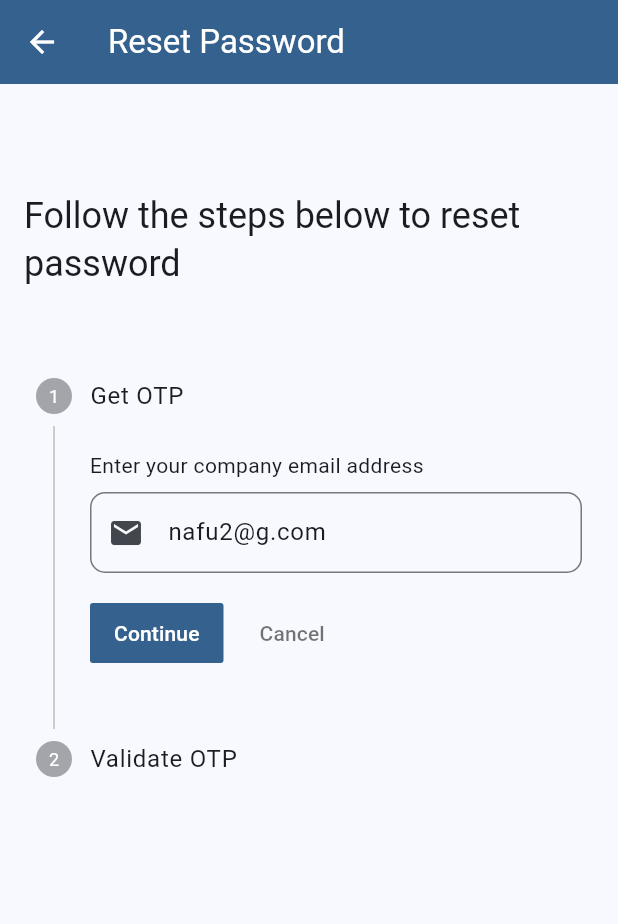
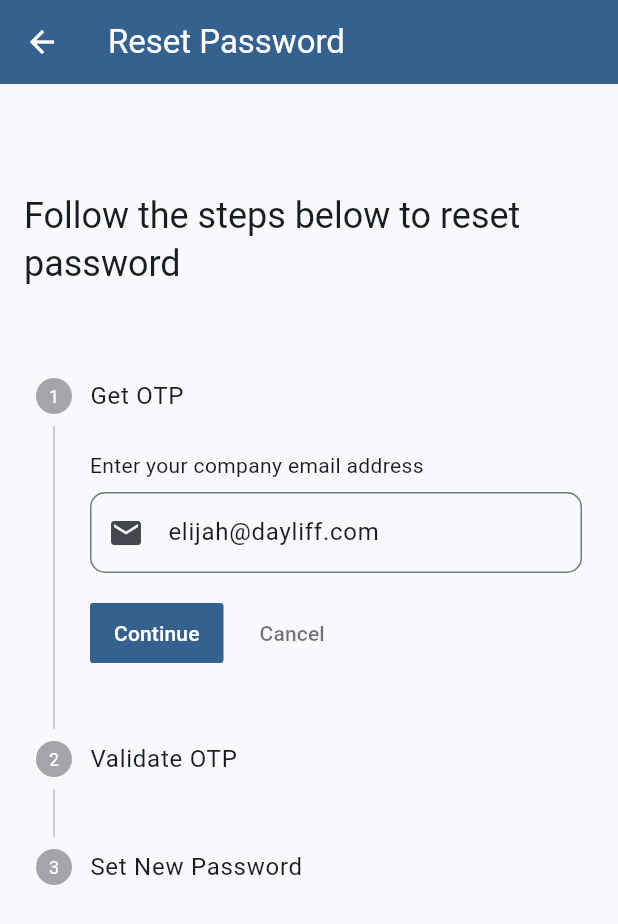
Before and after one commit to owidi-001/dayliff_group4, a Flutter app: the screen it shows after launch, after a tap on "Forgot password?", on a phone screen of 412 x 824 dp. Shown: the top 924 px of the screen. Run offline on Flutter 3.47's test engine with Material 3 defaults, Android fonts, the phone set to English and light mode, and no system bars; our stand-ins replace bloc, cached_network_image, date_picker_timeline, dio, equatable, flutter_bloc and 11 more; missing offline and left inert: android_intent_plus, dio_http_formatter, flutter_polyline_points, geolocator_platform_interface, syncfusion_flutter_signaturepad; accounts and stored records are empty; project files that could hold a hidden picture were left out.

Commit message:
checkout and password resets

```diff
--- a/lib/features/auth/login.dart
+++ b/lib/features/auth/login.dart
@@ -62,22 +62,22 @@ class _LoginState extends State<Login> {
                 SizedBox(
                   height: AppBar().preferredSize.height,
                 ),
-                // Container(
-                //   height: 120,
-                //   width: 120,
-                //   decoration: const BoxDecoration(
-                //     color: Colors.transparent,
-                //   ),
-                //   child: const ClipRRect(
-                //     child: Image(
-                //       image: AssetImage('assets/logo.png'),
-                //       fit: BoxFit.cover,
-                //     ),
-                //   ),
-                // ),
-                // const SizedBox(
-                //   height: 16,
-                // ),
+                Container(
+                  height: 120,
+                  width: 120,
+                  decoration: const BoxDecoration(
+                    color: Colors.transparent,
+                  ),
+                  child: const ClipRRect(
+                    child: Image(
+                      image: AssetImage('assets/logo.png'),
+                      fit: BoxFit.cover,
+                    ),
+                  ),
+                ),
+                const SizedBox(
+                  height: 16,
+                ),
                 Text(
                   "Welcome!",
                   style: Theme.of(context).textTheme.headlineSmall,
--- a/lib/features/auth/reset_password.dart
+++ b/lib/features/auth/reset_password.dart
@@ -16,6 +16,7 @@ class _ResetPasswordState extends State<ResetPassword> {
   final formKey = GlobalKey<FormState>();
   final emailController = TextEditingController();
   final otpController = TextEditingController();
+  final passwordController = TextEditingController();
   bool obsecurePass = true;
   int _index = 0;
 
@@ -24,7 +25,7 @@ class _ResetPasswordState extends State<ResetPassword> {
     super.initState();
 
     setState(() {
-      emailController.text = "nafu2@g.com";
+      emailController.text = "elijah@dayliff.com";
       // otpController.text = "password";
     });
   }
@@ -176,6 +177,38 @@ class _ResetPasswordState extends State<ResetPassword> {
                           ],
                         ),
                       ),
+                      Step(
+                        title: const Text('Set New Password'),
+                        content: Column(
+                          mainAxisSize: MainAxisSize.min,
+                          children: [
+                            Row(
+                              mainAxisAlignment: MainAxisAlignment.center,
+                              children: [
+                                TextField(
+                                  controller: passwordController,
+                                  obscureText: obsecurePass,
+                                  decoration: InputDecoration(
+                                      prefixIcon: const Icon(Icons.password),
+                                      suffix: GestureDetector(
+                                          onTap: () => setState(() {
+                                                obsecurePass = !obsecurePass;
+                                              }),
+                                          child: Icon(obsecurePass
+                                              ? Icons.visibility
+                                              : Icons.visibility_off)),
+                                      contentPadding: const EdgeInsets.fromLTRB(
+                                          20, 15, 20, 15),
+                                      hintText: "Password",
+                                      border: OutlineInputBorder(
+                                        borderRadius: BorderRadius.circular(16),
+                                      )),
+                                ),
+                              ],
+                            ),
+                          ],
+                        ),
+                      ),
                     ],
                   ),
                 ),
--- a/lib/features/dashboard/components/checkout/steps/comments.dart
+++ b/lib/features/dashboard/components/checkout/steps/comments.dart
@@ -17,7 +17,7 @@ class DeliveryComments extends StatelessWidget {
         TextFormField(
           controller: commentsController,
           maxLines: 3,
-          onChanged: (value) {
+          onSaved: (value) {
             context.read<CheckOutBloc>().add(CommentsChanged(comment: value));
           },
           decoration: const InputDecoration(
--- a/lib/features/dashboard/components/route_detail/widgets/maps_view.dart
+++ b/lib/features/dashboard/components/route_detail/widgets/maps_view.dart
@@ -65,7 +65,7 @@ class _MapsViewState extends State<MapsView> {
 
   Future<void> _getPolylines() async {
     List<LatLng> polylineCoordinates = [];
-    List<Polyline> polylines = [];
+    List<Polyline> _polylines = [];
 
     for (int i = 0; i < pool.orders.length - 1; i++) {
       final origin = pool.orders[i].destination!;
@@ -78,6 +78,9 @@ class _MapsViewState extends State<MapsView> {
 
       res.when(
         onSuccess: (data) {
+          List<LatLng> polylineCoordinates = [];
+          List<Polyline> polylines = [];
+
           data.forEach((polyline) {
             polylineCoordinates.clear();
             for (int j = 0; j < polyline.points.length; j++) {
@@ -94,6 +97,10 @@ class _MapsViewState extends State<MapsView> {
             );
             polylines.add(newPolyline);
           });
+
+          setState(() {
+            _polylines = polylines;
+          });
         },
         onError: (error) {
           if (kDebugMode) {
@@ -103,7 +110,7 @@ class _MapsViewState extends State<MapsView> {
       );
     }
     setState(() {
-      polylines = polylines;
+      // polylines = polylines;
       loading = false;
     });
   }
@@ -136,14 +143,6 @@ class _MapsViewState extends State<MapsView> {
       width: double.infinity,
       child: Stack(
         children: [
-          Positioned(
-            child: IconButton(
-              onPressed: () {
-                Navigator.of(context).pop();
-              },
-              icon: const Icon(Icons.arrow_back),
-            ),
-          ),
           GoogleMap(
             onMapCreated: _onMapCreated,
             initialCameraPosition: CameraPosition(
@@ -151,7 +150,7 @@ class _MapsViewState extends State<MapsView> {
               zoom: 11.0,
             ),
             markers: _markers.toSet(),
-            polylines: polylines.toSet(),
+            polylines: polylines,
             myLocationEnabled: true,
             myLocationButtonEnabled: false,
             rotateGesturesEnabled: true,
@@ -164,6 +163,15 @@ class _MapsViewState extends State<MapsView> {
               ),
             },
           ),
+          Positioned(
+            top: 32,
+            child: IconButton(
+              onPressed: () {
+                Navigator.of(context).pop();
+              },
+              icon: const Icon(Icons.arrow_back),
+            ),
+          ),
           loading
               ? const Center(child: CircularProgressIndicator())
               : const SizedBox.shrink()
```
